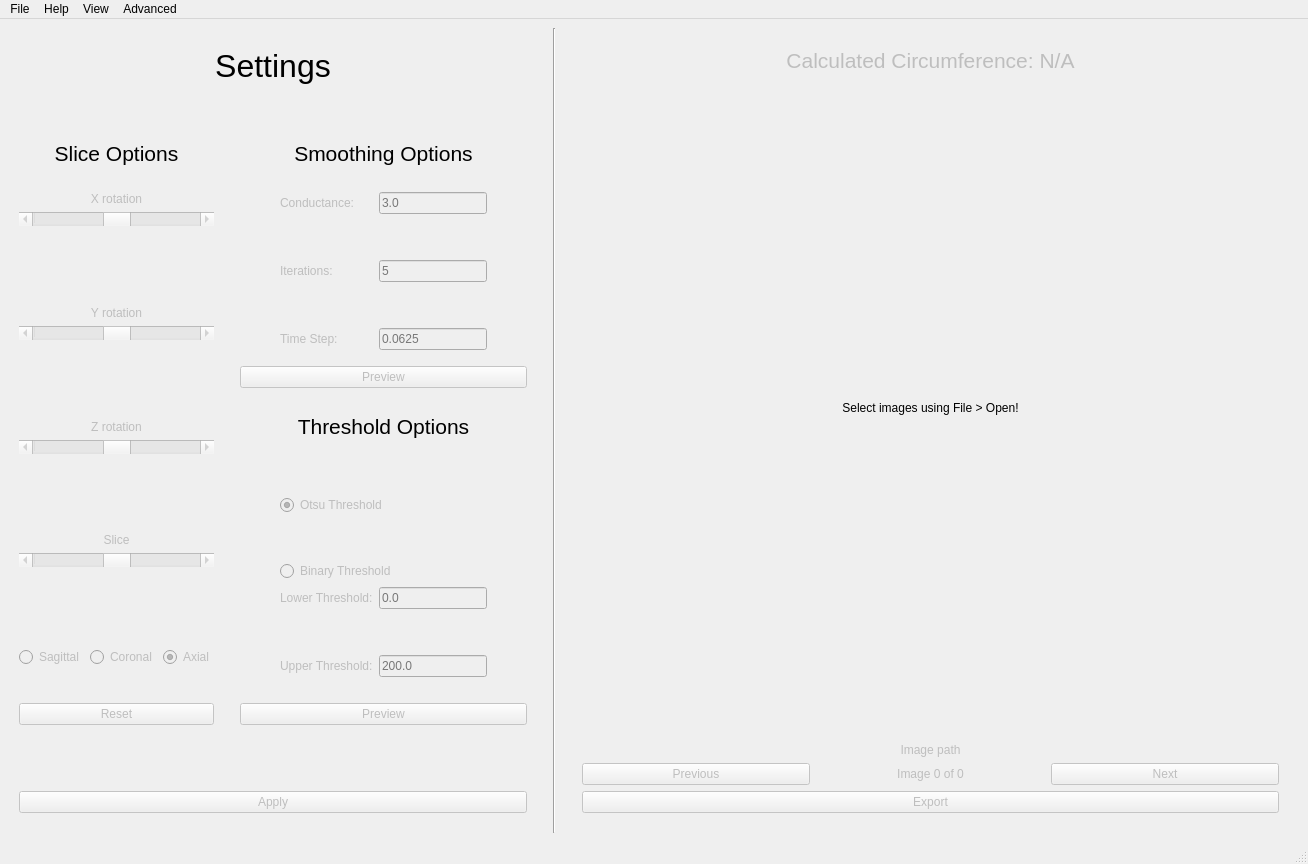
Qt form NeuroRuler/GUI/mainwindow.ui (NIRALUser/NeuroRuler) before a commit.
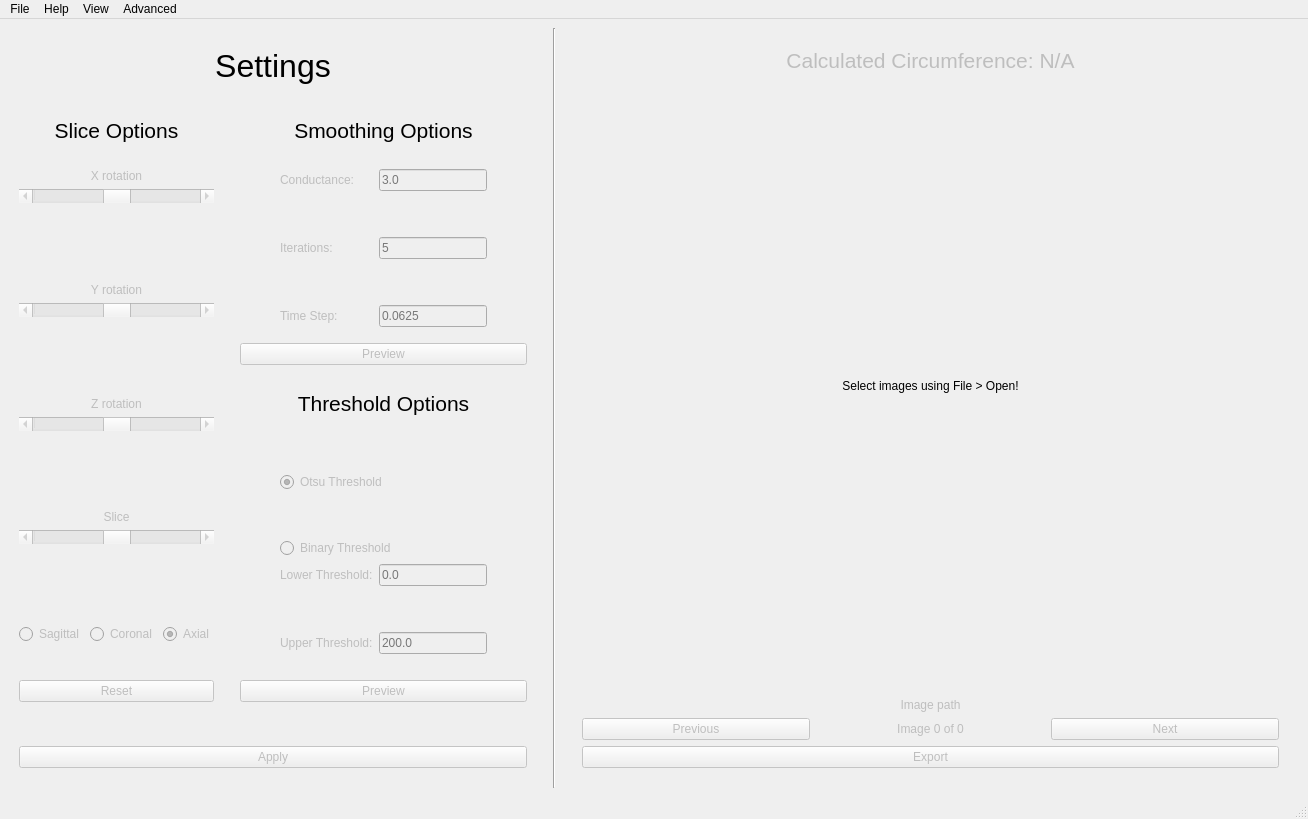
The same form after that commit.

Patch:
```diff
--- a/NeuroRuler/GUI/mainwindow.ui
+++ b/NeuroRuler/GUI/mainwindow.ui
@@ -7,7 +7,7 @@
     <x>0</x>
     <y>0</y>
     <width>1308</width>
-    <height>864</height>
+    <height>819</height>
    </rect>
   </property>
   <property name="windowTitle">
```
Left out of the diff: 99 changed lines with no effect on the pictures.
